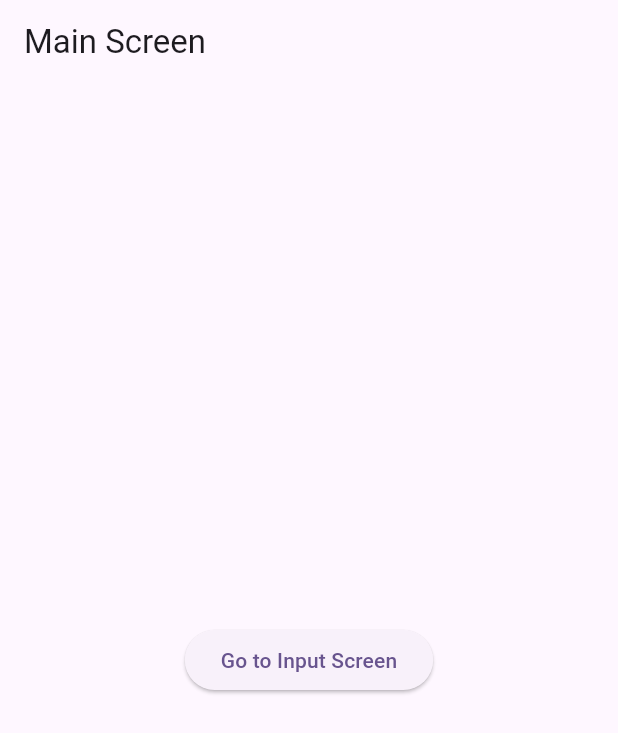
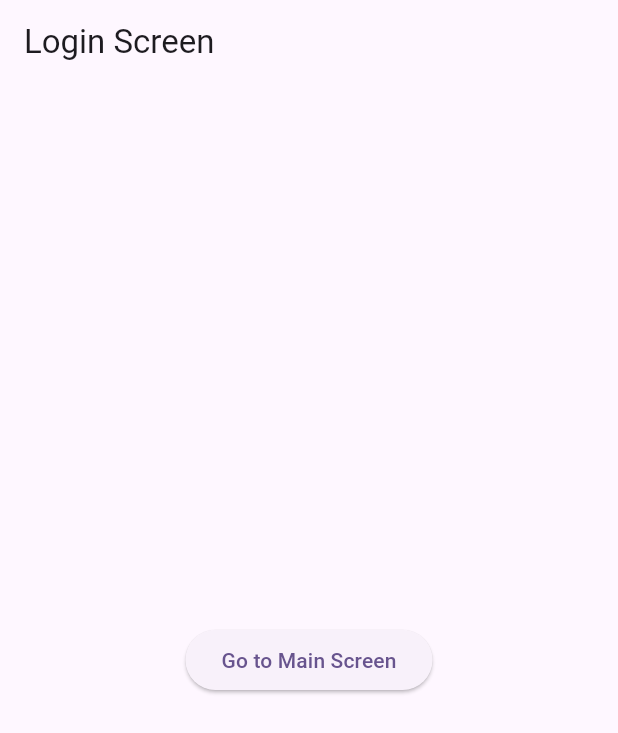
Before and after one commit to GP8-Gokul/Contextual-Content-Creation-Application, a Flutter app: the screen it shows after launch, on a phone screen of 412 x 824 dp. Shown: the top 733 px of the screen. Run offline on Flutter 3.47's test engine with Material 3 defaults, Android fonts, the light colour scheme and no system bars.

Commit message:
Add login screen and update navigation; implement custom app bar and background image

```diff
--- a/frontend/cccapp/lib/main.dart
+++ b/frontend/cccapp/lib/main.dart
@@ -1,4 +1,5 @@
 import 'package:cccapp/screens/input_screen.dart';
+import 'package:cccapp/screens/login_screen.dart';
 import 'package:cccapp/screens/main_screen.dart';
 import 'package:cccapp/screens/output_screen.dart';
 import 'package:flutter/material.dart';
@@ -19,11 +20,12 @@ class MyApp extends StatelessWidget {
         useMaterial3: true,
       ),
       routes: {
+        LoginScreen.routeName: (context) => const LoginScreen(),
         MainScreen.routeName: (context) => const MainScreen(),
         InputScreen.routeName: (context) => const InputScreen(),
         OutputScreen.routeName: (context) => const OutputScreen(),
       },
-      initialRoute: MainScreen.routeName,
+      initialRoute: LoginScreen.routeName,
     );
   }
 }
--- /dev/null
+++ b/frontend/cccapp/lib/screens/login_screen.dart
@@ -0,0 +1,29 @@
+import 'package:cccapp/screens/main_screen.dart';
+import 'package:flutter/material.dart';
+
+class LoginScreen extends StatefulWidget {
+  const LoginScreen({super.key});
+  static String routeName = 'login_screen';
+
+  @override
+  State<LoginScreen> createState() => _LoginScreenState();
+}
+
+class _LoginScreenState extends State<LoginScreen> {
+  @override
+  Widget build(BuildContext context) {
+    return Scaffold(
+      appBar: AppBar(
+        title: const Text('Login Screen'),
+      ),
+      body: Center(
+        child: ElevatedButton(
+          onPressed: () {
+            Navigator.pushNamed(context, MainScreen.routeName);
+          },
+          child: const Text('Go to Main Screen'),
+        ),
+      ),
+    );
+  }
+}
--- a/frontend/cccapp/pubspec.yaml
+++ b/frontend/cccapp/pubspec.yaml
@@ -57,6 +57,8 @@ flutter:
   # the material Icons class.
   uses-material-design: true
 
+  assets:
+    - assets/images/
   # To add assets to your application, add an assets section, like this:
   # assets:
   #   - images/a_dot_burr.jpeg
```
Also changed, not shown: frontend/cccapp/lib/screens/main_screen.dart (+10 -4 lines), frontend/cccapp/lib/widgets/background_image.dart (added, +20 -0 lines), frontend/cccapp/lib/widgets/custom_appbar.dart (added, +29 -0 lines), 1 other file.
